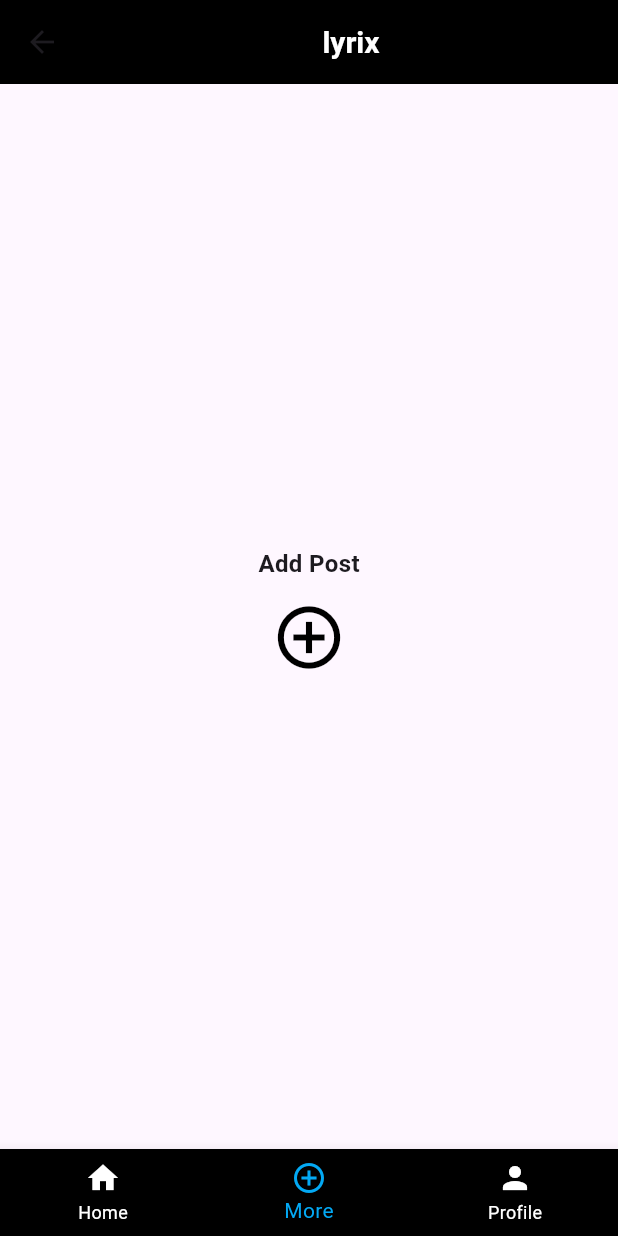
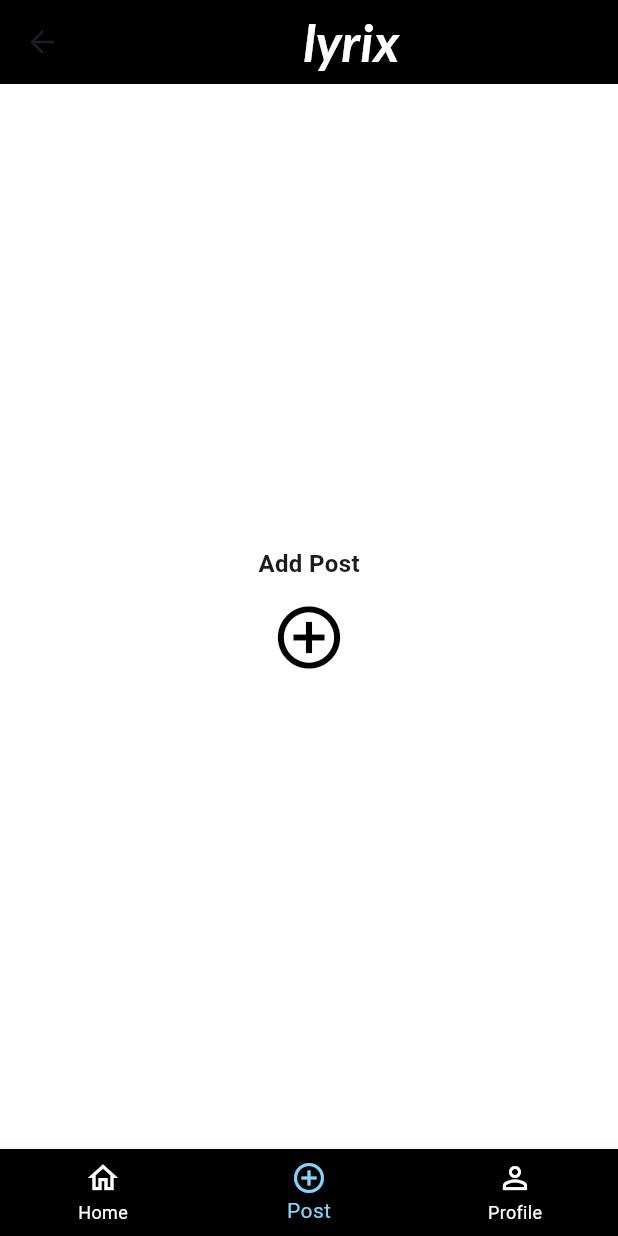
Before and after one commit to mathewsdmitri/befr, a Flutter app: the MyHomePage screen opened by its route, item 2 of the bottom bar chosen, on a phone screen of 412 x 824 dp. Run offline on Flutter 3.47's test engine with Material 3 defaults, Android fonts, the phone set to English and light mode, and no system bars; our stand-ins replace flutter_secure_storage, flutter_svg, google_fonts; accounts and stored records are empty.

Commit message:
Main.dart and homepage
Main was altered to fix some UI design problems and change font of app logo. Homepage was turned into a stateful widget to allow the alteration of the page (function of changing an outlined heart to a filled red heart)

```diff
--- a/lyrix_frontend/lib/main.dart
+++ b/lyrix_frontend/lib/main.dart
@@ -7,6 +7,8 @@ import 'package:lyrix_frontend/pages/profilePage.dart';
 import 'package:flutter_secure_storage/flutter_secure_storage.dart';
 import 'dart:convert';
 import 'package:http/http.dart' as http;
+import 'package:google_fonts/google_fonts.dart';
+
 final storage = FlutterSecureStorage();
 
 
@@ -35,9 +37,9 @@ Future<bool> checkLoginStatus() async {
 }
 
 class MyApp extends StatelessWidget {
-  final bool isLoggedIn;
+ final bool isLoggedIn;
 
-  const MyApp({super.key, required this.isLoggedIn});
+ const MyApp({super.key, required this.isLoggedIn});
 
   // This widget is the root of your application.
   @override
@@ -46,6 +48,7 @@ class MyApp extends StatelessWidget {
       title: 'befr demo',
       debugShowCheckedModeBanner: false,
       theme: ThemeData(
+        scaffoldBackgroundColor: Colors.white,      //Background of app
          primarySwatch: Colors.blue,
         //      useMaterial3: false,
       ),
@@ -104,12 +107,15 @@ void _onItemTapped(int index) {
     return Scaffold(
       appBar: AppBar(
          backgroundColor: Colors.black,
-        title: const Center(
+        title: Center(
           child: Text(
             'lyrix',
-            style: TextStyle(color: Colors.white,
-            fontSize: 20,
+            style: GoogleFonts.lato(
+            textStyle: Theme.of(context).textTheme.displayLarge,
+            fontSize: 35,
+            color: Colors.white,
             fontWeight: FontWeight.bold,
+            fontStyle: FontStyle.italic,
             ),
           ),
         ),
@@ -123,22 +129,22 @@ void _onItemTapped(int index) {
 
         items: const <BottomNavigationBarItem>[
           BottomNavigationBarItem(
-            icon: Icon(Icons.home),
+            icon: Icon(Icons.home_outlined),
             label: 'Home',
           ),
           BottomNavigationBarItem(
             icon: Icon(Icons.add_circle_outline),
-            label: 'More',
+            label: 'Post',
           ),
           BottomNavigationBarItem(
-            icon: Icon(Icons.person),
+            icon: Icon(Icons.person_outline),
             label: 'Profile',
           ),
         ],
 
         currentIndex: _selectedIndex, // Highlight the selected item
         onTap: _onItemTapped, // Handle item tap
-        selectedItemColor: Colors.lightBlue, // Change selected item color
+        selectedItemColor: Colors.lightBlue[200], // Change selected item color
         unselectedItemColor: Colors.white, // Change unselected item color
       ),
       );
```
Also changed, not shown: lyrix_frontend/lib/pages/homePage.dart (+36 -7 lines).
